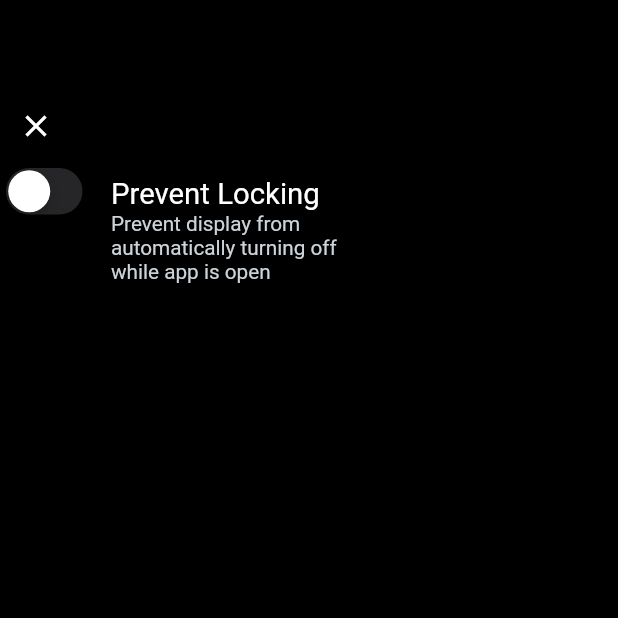
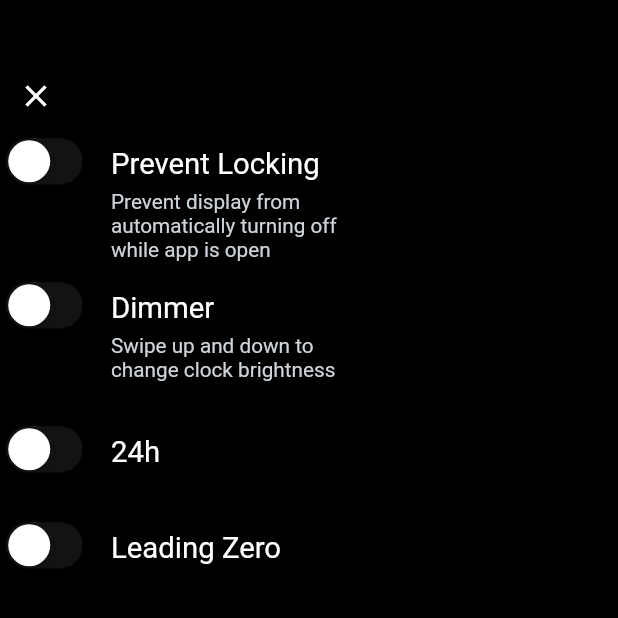
Before and after one commit to IshikaLunagariya/ishika-lunagariya, a Flutter app: the screen it shows after launch, after a tap on the "settings" icon, on a phone screen of 412 x 824 dp, the top half of it. Run offline on Flutter 3.47's test engine with Material 2 defaults, Android fonts, the light colour scheme and no system bars; our stand-ins replace get; missing offline and left inert: screen_brightness.

Commit message:
- Brightness setting

```diff
--- a/lib/clock_simple.dart
+++ b/lib/clock_simple.dart
@@ -1,6 +1,3 @@
-import 'dart:developer';
-
-import 'package:clock_simple/modules/setting_screen/presentation/setting_screen.dart';
 import 'package:clock_simple/utils/app_binding.dart';
 import 'package:clock_simple/utils/app_color.dart';
 import 'package:clock_simple/utils/navigation_utils/routes.dart';
@@ -8,7 +5,6 @@ import 'package:clock_simple/utils/string_utils.dart';
 import 'package:flutter/material.dart';
 import 'package:flutter/services.dart';
 import 'package:get/get.dart';
-
 import 'modules/home_screen/presentation/home_screen.dart';
 
 class ClockSimple extends StatefulWidget {
@@ -31,10 +27,6 @@ class _ClockSimpleState extends State<ClockSimple> {
         scrollbarTheme: const ScrollbarThemeData().copyWith(
           thickness: MaterialStateProperty.all(5),
         ),
-        appBarTheme: const AppBarTheme(
-          systemOverlayStyle: SystemUiOverlayStyle.dark,
-        ),
-        brightness: Brightness.dark,
         splashColor: Colors.transparent,
         disabledColor: Colors.transparent,
         scaffoldBackgroundColor: AppColor.blackColor
--- a/lib/main.dart
+++ b/lib/main.dart
@@ -1,13 +1,16 @@
 import 'package:clock_simple/clock_simple.dart';
 import 'package:flutter/material.dart';
 import 'package:flutter/services.dart';
+import 'package:screen_brightness/screen_brightness.dart';
 
 Future main() async {
+  WidgetsFlutterBinding.ensureInitialized();
   await SystemChrome.setPreferredOrientations(
     [
       DeviceOrientation.portraitUp,
       DeviceOrientation.portraitDown,
     ],
   );
+  ScreenBrightness();
   runApp(const ClockSimple());
 }
--- a/lib/modules/home_screen/controller/home_controller.dart
+++ b/lib/modules/home_screen/controller/home_controller.dart
@@ -1,5 +1,20 @@
 import 'package:get/get.dart';
+import 'package:intl/intl.dart';
+import 'package:screen_brightness/screen_brightness.dart';
 
-class HomeController extends GetxController{
+class HomeController extends GetxController {
+  RxDouble currentSliderValue = 1.0.obs;
 
+  String currentTime = DateFormat('hh:mm:ss').format(DateTime.now());
+  String current = DateTime.now().timeZoneName;
+
+  Future<double> get currentBrightness async {
+    try {
+      print(await ScreenBrightness().current);
+      return await ScreenBrightness().current;
+    } catch (e) {
+      print(e);
+      throw 'Failed to get current brightness';
+    }
+  }
 }
--- a/lib/modules/home_screen/presentation/home_screen.dart
+++ b/lib/modules/home_screen/presentation/home_screen.dart
@@ -1,28 +1,65 @@
 import 'package:clock_simple/modules/home_screen/controller/home_controller.dart';
 import 'package:clock_simple/utils/navigation_utils/routes.dart';
+import 'package:flutter/cupertino.dart';
 import 'package:flutter/material.dart';
 import 'package:get/get.dart';
 
 import '../../../utils/app_color.dart';
 import '../../../utils/navigation_utils/navigation.dart';
+import '../../../utils/size_utils.dart';
+import '../../../widget/app_text.dart';
+import '../../setting_screen/controller/setting_controller.dart';
 
 class HomeScreen extends StatelessWidget {
   HomeScreen({Key? key}) : super(key: key);
 
   HomeController homeController = Get.find();
+  SettingController settingController = Get.find();
 
   @override
   Widget build(BuildContext context) {
+    SizeUtils().init(context);
     return Scaffold(
+      backgroundColor: AppColor.blackColor.withOpacity(homeController.currentSliderValue.value),
       floatingActionButton: IconButton(
         splashColor: Colors.transparent,
-        onPressed: (){
+        onPressed: () {
           Navigation.pushNamed(Routes.settingScreen);
         },
         icon: Icon(Icons.settings, color: AppColor.whiteColor),
       ),
-      body: Column(
-        children: [],
+      body: Padding(
+        padding: const EdgeInsets.symmetric(vertical: 40),
+        child: Obx(() => Column(
+              children: [
+                settingController.dimmer.value
+                    ? Center(
+                        child: CupertinoSlider(
+                          value: homeController.currentSliderValue.value,
+                          max: 1,
+                          divisions: 10,
+                          activeColor: AppColor.whiteColor,
+                          thumbColor: Colors.transparent,
+                          onChanged: (double value) {
+                            if (value == 0.0) {
+                              homeController.currentSliderValue.value = 0.2;
+                            } else {
+                              homeController.currentSliderValue.value = value;
+                            }
+                          },
+                        ),
+                      )
+                    : const SizedBox(),
+                Center(
+                  child: AppText(
+                    text: homeController.currentTime,
+                    color: AppColor.whiteColor.withOpacity(homeController.currentSliderValue.value),
+                    fontWeight: FontWeight.normal,
+                    fontSize: SizeUtils.fSize_50(),
+                  ),
+                ),
+              ],
+            )),
       ),
     );
   }
--- a/lib/modules/setting_screen/controller/setting_controller.dart
+++ b/lib/modules/setting_screen/controller/setting_controller.dart
@@ -4,5 +4,6 @@ class SettingController extends GetxController{
 
   RxBool preventLocking = false.obs;
   RxBool dimmer = false.obs;
-
+  RxBool hourFormate = false.obs;
+  RxBool leadingZero = false.obs;
 }
--- a/lib/modules/setting_screen/presentation/setting_screen.dart
+++ b/lib/modules/setting_screen/presentation/setting_screen.dart
@@ -16,12 +16,11 @@ class SettingScreen extends StatelessWidget {
 
   @override
   Widget build(BuildContext context) {
-    SizeUtils().init(context);
     return Scaffold(
-      body: Padding(
-        padding: const EdgeInsets.symmetric(vertical: 60),
-        child: Column(
-          mainAxisAlignment: MainAxisAlignment.start,
+      body:  Padding(
+        padding: const EdgeInsets.symmetric(vertical: 40),
+        child: Obx(() {
+          return Column(
             crossAxisAlignment: CrossAxisAlignment.start,
             children: [
               IconButton(
@@ -31,6 +30,10 @@ class SettingScreen extends StatelessWidget {
                 },
                 icon: Icon(Icons.close, color: AppColor.whiteColor),
               ),
+              Center(
+                child: Column(
+                  mainAxisAlignment: MainAxisAlignment.center,
+                  children: [
                     CustomSwitchWidget(
                       title: AppString.preventLocking,
                       subTitle: AppString.preventLockingDes,
@@ -39,8 +42,35 @@ class SettingScreen extends StatelessWidget {
                       },
                       value: settingController.preventLocking.value,
                     ),
+                    CustomSwitchWidget(
+                      title: AppString.dimmer,
+                      subTitle: AppString.dimmerDes,
+                      onChange: (value) {
+                        settingController.dimmer.value = value;
+                      },
+                      value: settingController.dimmer.value,
+                    ),
+                    const Divider(),
+                    CustomSwitchWidget(
+                      title: AppString.hourFormate,
+                      onChange: (value) {
+                        settingController.hourFormate.value = value;
+                      },
+                      value: settingController.hourFormate.value,
+                    ),
+                    CustomSwitchWidget(
+                      title: AppString.leadingZero,
+                      onChange: (value) {
+                        settingController.leadingZero.value = value;
+                      },
+                      value: settingController.leadingZero.value,
+                    ),
                   ],
                 ),
+              ),
+            ],
+          );
+        }),
       ),
     );
   }
--- a/lib/widget/custom_switch.dart
+++ b/lib/widget/custom_switch.dart
@@ -33,10 +33,13 @@ class CustomSwitchWidget extends StatelessWidget {
                 color: AppColor.whiteColor,
                 fontSize: SizeUtils.fSize_17(),
               ),
-              AppText(
-                text: subTitle ?? "",
-                color: AppColor.gray.shade500,
-                fontSize: SizeUtils.fSize_12(),
+              Padding(
+                padding: const EdgeInsets.only(top: 5),
+                child: AppText(
+                  text: subTitle ?? "",
+                  color: AppColor.gray.shade500,
+                  fontSize: SizeUtils.fSize_12(),
+                ),
               ),
             ],
           ),
--- a/pubspec.yaml
+++ b/pubspec.yaml
@@ -37,6 +37,7 @@ dependencies:
   cupertino_icons: ^1.0.2
   get: ^4.6.5
   screen_brightness: ^0.2.2
+  intl: ^0.18.0
 
 dev_dependencies:
   flutter_test:
```
Also changed, not shown: pubspec.lock. Lines whose indentation alone changed are shown as unchanged.
